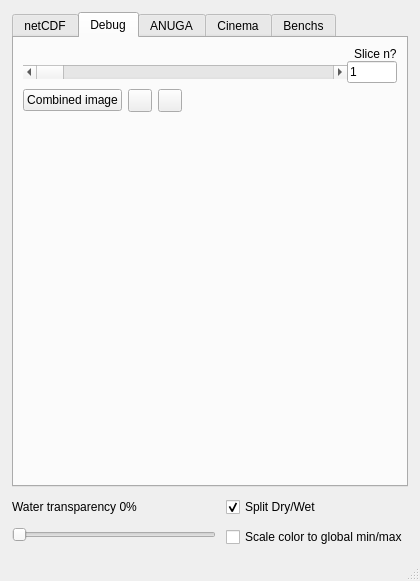
Before: the Qt Designer form deps/ui/aquamoto.ui in GenericMappingTools/InteractiveGMT, drawn with Qt 5.
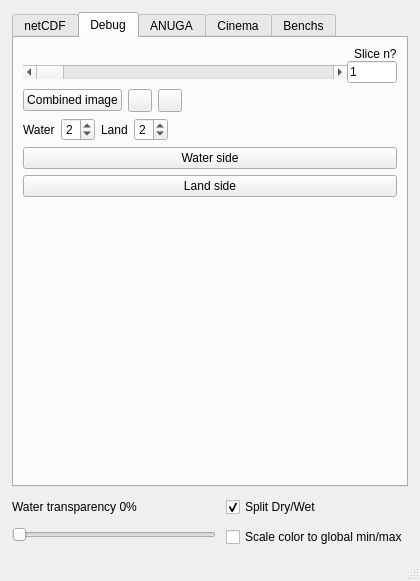
After: the same form once the commit is applied. The open tabs and pages were chosen to show the change.

Commit message:
A milestone where i managed it to create the two halves (land and water) correctly.
But still didn't manage to make it combine them correctly. It is fck resisting the maximum it can to do this final step. But, we'll get there.

The edit to the form file:
```diff
--- a/deps/ui/aquamoto.ui
+++ b/deps/ui/aquamoto.ui
@@ -520,6 +520,101 @@
           </item>
          </layout>
         </item>
+        <item>
+         <layout class="QHBoxLayout" name="debugIllumModelLayout">
+          <item>
+           <widget class="QLabel" name="illumWaterModelLabel">
+            <property name="text">
+             <string>Water</string>
+            </property>
+           </widget>
+          </item>
+          <item>
+           <widget class="QSpinBox" name="illumWaterModelSpinBox">
+            <property name="sizePolicy">
+             <sizepolicy hsizetype="Fixed" vsizetype="Fixed">
+              <horstretch>0</horstretch>
+              <verstretch>0</verstretch>
+             </sizepolicy>
+            </property>
+            <property name="toolTip">
+             <string>Illumination model (1-7) the WATER half is lit with when &quot;Combined image&quot; builds the picture</string>
+            </property>
+            <property name="minimum">
+             <number>1</number>
+            </property>
+            <property name="maximum">
+             <number>7</number>
+            </property>
+            <property name="value">
+             <number>2</number>
+            </property>
+           </widget>
+          </item>
+          <item>
+           <widget class="QLabel" name="illumLandModelLabel">
+            <property name="text">
+             <string>Land</string>
+            </property>
+           </widget>
+          </item>
+          <item>
+           <widget class="QSpinBox" name="illumLandModelSpinBox">
+            <property name="sizePolicy">
+             <sizepolicy hsizetype="Fixed" vsizetype="Fixed">
+              <horstretch>0</horstretch>
+              <verstretch>0</verstretch>
+             </sizepolicy>
+            </property>
+            <property name="toolTip">
+             <string>Illumination model (1-7) the LAND half is lit with when &quot;Combined image&quot; builds the picture</string>
+            </property>
+            <property name="minimum">
+             <number>1</number>
+            </property>
+            <property name="maximum">
+             <number>7</number>
+            </property>
+            <property name="value">
+             <number>2</number>
+            </property>
+           </widget>
+          </item>
+          <item>
+           <spacer name="debugIllumModelSpacer">
+            <property name="orientation">
+             <enum>Qt::Orientation::Horizontal</enum>
+            </property>
+            <property name="sizeHint" stdset="0">
+             <size>
+              <width>0</width>
+              <height>10</height>
+             </size>
+            </property>
+           </spacer>
+          </item>
+         </layout>
+        </item>
+        <item>
+         <widget class="QPushButton" name="waterSideButton">
+          <property name="toolTip">
+           <string>Show the WATER half alone — the very picture the combine takes it from</string>
+          </property>
+          <property name="text">
+           <string>Water side</string>
+          </property>
+         </widget>
+        </item>
+        <item>
+         <widget class="QPushButton" name="landSideButton">
+          <property name="toolTip">
+           <string>Show the LAND half alone — the very picture the combine takes it from</string>
+          </property>
+          <property name="text">
+           <string>Land side</string>
+          </property>
+         </widget>
+        </item>
         <item>
          <spacer name="debugTailSpacer">
           <property name="orientation">
```
The commit also changes 4 other files.
